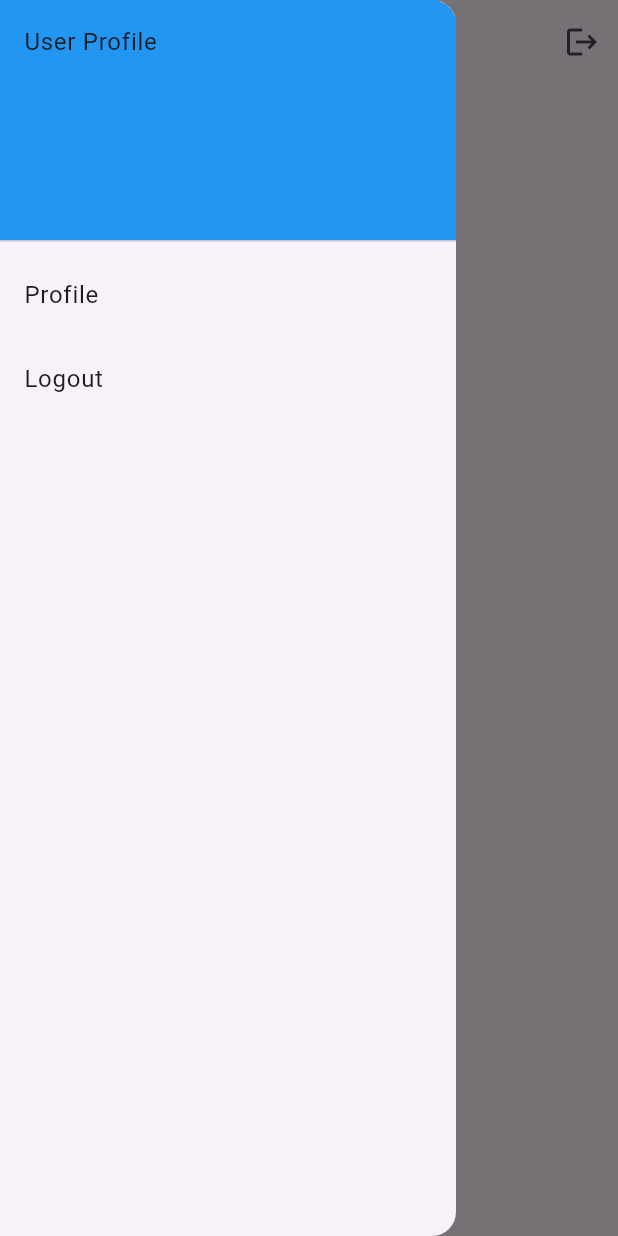
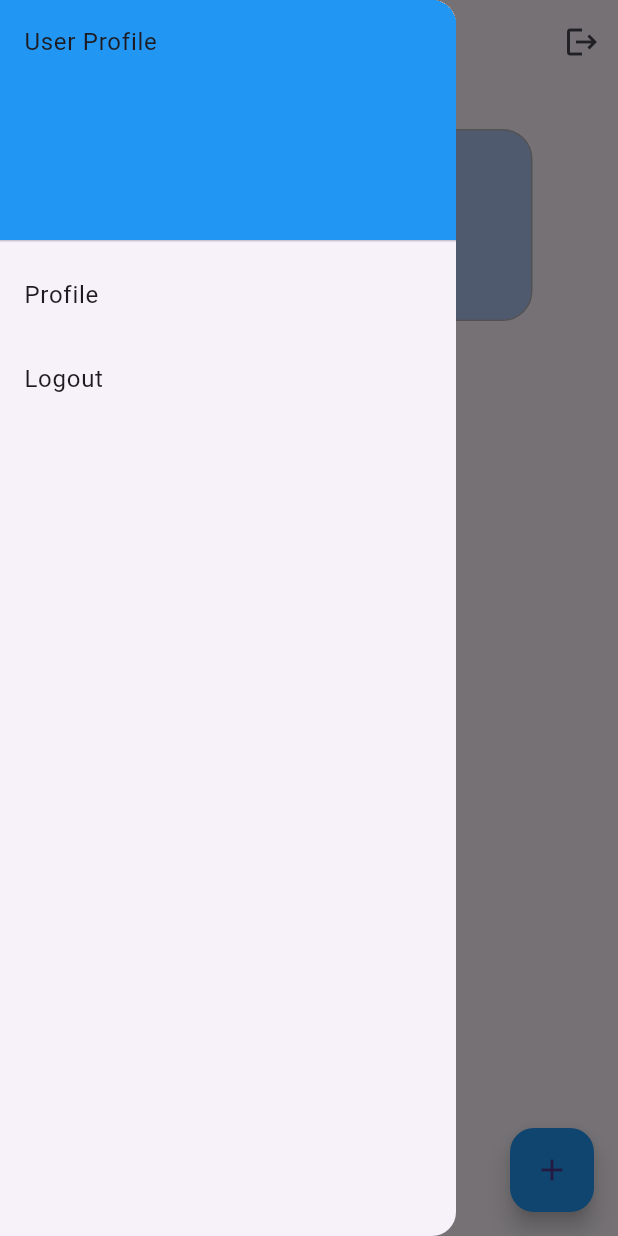
Before and after one commit to PradeepPKR/Simple-login-signup, a Flutter app: the HomePage screen opened directly, with the side drawer open, on a phone screen of 412 x 824 dp. Run offline on Flutter 3.47's test engine with Material 3 defaults, Android fonts, the phone set to English and light mode, and no system bars.

Commit message:
home page updated with create icon and container for user details

```diff
--- a/lib/home.dart
+++ b/lib/home.dart
@@ -23,7 +23,7 @@ class HomePage extends StatelessWidget {
   Widget build(BuildContext context) {
     return Scaffold(
       appBar: AppBar(
-        title: Text('Home Page'),
+        title: Text('Dashboard'),
         actions: [
           IconButton(
             icon: Icon(Icons.logout),
@@ -63,8 +63,50 @@ class HomePage extends StatelessWidget {
           ],
         ),
       ),
-      body: Center(
-        child: Text('Dashboard'),
+      body: Column(
+        mainAxisSize: MainAxisSize.min,
+        crossAxisAlignment: CrossAxisAlignment.start,
+        mainAxisAlignment: MainAxisAlignment.start,
+        children: [
+          Container(
+            width: 325,
+            margin: EdgeInsets.all(30.0),
+            padding: EdgeInsets.all(16.0),
+            decoration: BoxDecoration(
+                color: Color.fromARGB(255, 175, 196, 241),
+                borderRadius: BorderRadius.circular(20.0),
+                border: Border.all(
+                  color: Color.fromARGB(255, 179, 179, 182),
+                )),
+            child: Column(
+              mainAxisSize: MainAxisSize.min,
+              crossAxisAlignment: CrossAxisAlignment.start,
+              children: [
+                Text(
+                  'Label 1',
+                  style: TextStyle(fontSize: 18, color: Colors.black),
+                ),
+                SizedBox(height: 8), // Space between labels
+                Text(
+                  'Label 2',
+                  style: TextStyle(fontSize: 18, color: Colors.black),
+                ),
+                SizedBox(height: 8), // Space between labels
+                Text(
+                  'Label 3',
+                  style: TextStyle(fontSize: 18, color: Colors.black),
+                ),
+              ],
+            ),
+          ),
+        ],
+      ),
+      floatingActionButton: FloatingActionButton(
+        onPressed: () {
+          // Add action for button press
+        },
+        child: Icon(Icons.add),
+        backgroundColor: Colors.blue,
       ),
     );
   }
```
Also changed, not shown: 1 other file.
